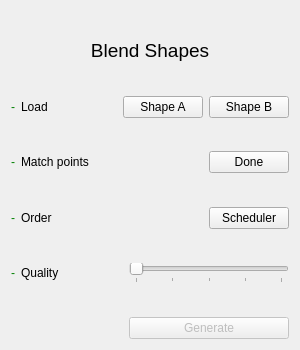
ialhashim/topo-blend, file topo-blend/wizard.ui: the form before one commit.
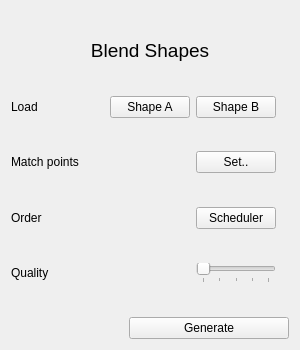
The form after the commit.

Diff of the .ui file:
```diff
--- a/topo-blend/wizard.ui
+++ b/topo-blend/wizard.ui
@@ -75,16 +75,6 @@
    </item>
    <item>
     <layout class="QHBoxLayout" name="layoutLoading">
-     <item>
-      <widget class="QLabel" name="checkLoad">
-       <property name="styleSheet">
-        <string notr="true">color:green</string>
-       </property>
-       <property name="text">
-        <string>-</string>
-       </property>
-      </widget>
-     </item>
      <item>
       <widget class="QLabel" name="label">
        <property name="text">
@@ -134,6 +124,16 @@
        </property>
       </widget>
      </item>
+     <item>
+      <widget class="QLabel" name="checkLoad">
+       <property name="styleSheet">
+        <string notr="true">color:green</string>
+       </property>
+       <property name="text">
+        <string/>
+       </property>
+      </widget>
+     </item>
     </layout>
    </item>
    <item>
@@ -151,16 +151,6 @@
    </item>
    <item>
     <layout class="QHBoxLayout" name="layoutMatching">
-     <item>
-      <widget class="QLabel" name="checkMatch">
-       <property name="styleSheet">
-        <string notr="true">color:green</string>
-       </property>
-       <property name="text">
-        <string>-</string>
-       </property>
-      </widget>
-     </item>
      <item>
       <widget class="QLabel" name="label_2">
        <property name="text">
@@ -190,7 +180,17 @@
         </size>
        </property>
        <property name="text">
-        <string>Done</string>
+        <string>Set..</string>
+       </property>
+      </widget>
+     </item>
+     <item>
+      <widget class="QLabel" name="checkMatch">
+       <property name="styleSheet">
+        <string notr="true">color:green</string>
+       </property>
+       <property name="text">
+        <string/>
        </property>
       </widget>
      </item>
@@ -211,16 +211,6 @@
    </item>
    <item>
     <layout class="QHBoxLayout" name="layoutOrder">
-     <item>
-      <widget class="QLabel" name="checkOrder">
-       <property name="styleSheet">
-        <string notr="true">color:green</string>
-       </property>
-       <property name="text">
-        <string>-</string>
-       </property>
-      </widget>
-     </item>
      <item>
       <widget class="QLabel" name="label_3">
        <property name="text">
@@ -254,6 +244,16 @@
        </property>
       </widget>
      </item>
+     <item>
+      <widget class="QLabel" name="checkOrder">
+       <property name="styleSheet">
+        <string notr="true">color:green</string>
+       </property>
+       <property name="text">
+        <string/>
+       </property>
+      </widget>
+     </item>
     </layout>
    </item>
    <item>
@@ -271,16 +271,6 @@
    </item>
    <item>
     <layout class="QHBoxLayout" name="layoutQuality">
-     <item>
-      <widget class="QLabel" name="checkQuality">
-       <property name="styleSheet">
-        <string notr="true">color:green</string>
-       </property>
-       <property name="text">
-        <string>-</string>
-       </property>
-      </widget>
-     </item>
      <item>
       <widget class="QLabel" name="label_4">
        <property name="text">
@@ -305,13 +295,13 @@
       <widget class="QSlider" name="horizontalSlider">
        <property name="minimumSize">
         <size>
-         <width>160</width>
+         <width>80</width>
          <height>0</height>
         </size>
        </property>
        <property name="maximumSize">
         <size>
-         <width>160</width>
+         <width>80</width>
          <height>16777215</height>
         </size>
        </property>
@@ -332,6 +322,16 @@
        </property>
       </widget>
      </item>
+     <item>
+      <widget class="QLabel" name="checkQuality">
+       <property name="styleSheet">
+        <string notr="true">color:green</string>
+       </property>
+       <property name="text">
+        <string/>
+       </property>
+      </widget>
+     </item>
     </layout>
    </item>
    <item>
@@ -365,7 +365,7 @@
      <item>
       <widget class="QPushButton" name="generateButton">
        <property name="enabled">
-        <bool>false</bool>
+        <bool>true</bool>
        </property>
        <property name="minimumSize">
         <size>
```
